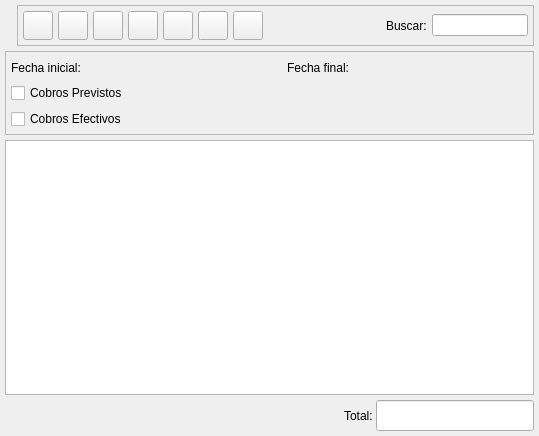
Qt form bulmages/bulmafact/src/cobroslistbase.ui (eboladev/Bulmages-1) before a commit.
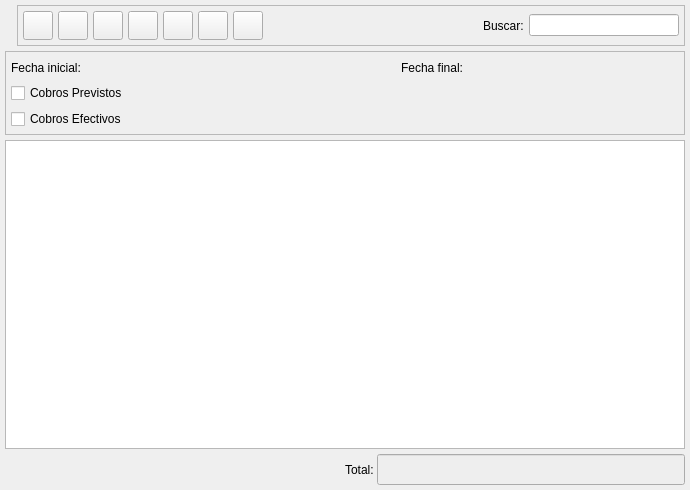
The same form after that commit. Icons and pictures are not drawn. Custom widgets are drawn as their Qt base class.

```diff
--- a/bulmages/bulmafact/src/cobroslistbase.ui
+++ b/bulmages/bulmafact/src/cobroslistbase.ui
@@ -9,8 +9,8 @@
    <rect>
     <x>0</x>
     <y>0</y>
-    <width>539</width>
-    <height>436</height>
+    <width>690</width>
+    <height>490</height>
    </rect>
   </property>
   <property name="windowTitle" >
@@ -235,6 +235,19 @@
           </property>
          </spacer>
         </item>
+        <item>
+         <spacer>
+          <property name="orientation" >
+           <enum>Qt::Horizontal</enum>
+          </property>
+          <property name="sizeHint" >
+           <size>
+            <width>40</width>
+            <height>20</height>
+           </size>
+          </property>
+         </spacer>
+        </item>
         <item>
          <widget class="QLabel" name="textLabel1" >
           <property name="text" >
@@ -243,7 +256,14 @@
          </widget>
         </item>
         <item>
-         <widget class="QLineEdit" name="m_filtro" />
+         <widget class="QLineEdit" name="m_filtro" >
+          <property name="minimumSize" >
+           <size>
+            <width>150</width>
+            <height>0</height>
+           </size>
+          </property>
+         </widget>
         </item>
        </layout>
       </widget>
@@ -271,7 +291,7 @@
          <number>0</number>
         </property>
         <property name="spacing" >
-         <number>3</number>
+         <number>5</number>
         </property>
         <item>
          <widget class="QLabel" name="textLabel1_4" >
@@ -281,7 +301,14 @@
          </widget>
         </item>
         <item>
-         <widget class="BusquedaFecha" native="1" name="m_fechain" />
+         <widget class="BusquedaFecha" native="1" name="m_fechain" >
+          <property name="minimumSize" >
+           <size>
+            <width>150</width>
+            <height>0</height>
+           </size>
+          </property>
+         </widget>
         </item>
         <item>
          <spacer>
@@ -307,7 +334,14 @@
          </widget>
         </item>
         <item>
-         <widget class="BusquedaFecha" native="1" name="m_fechafin" />
+         <widget class="BusquedaFecha" native="1" name="m_fechafin" >
+          <property name="minimumSize" >
+           <size>
+            <width>150</width>
+            <height>0</height>
+           </size>
+          </property>
+         </widget>
         </item>
         <item>
          <spacer>
@@ -333,7 +367,7 @@
          <number>0</number>
         </property>
         <property name="spacing" >
-         <number>6</number>
+         <number>5</number>
         </property>
         <item>
          <layout class="QVBoxLayout" >
@@ -429,6 +463,43 @@
        <property name="enabled" >
         <bool>true</bool>
        </property>
+       <property name="palette" >
+        <palette>
+         <active>
+          <colorrole role="Base" >
+           <brush brushstyle="SolidPattern" >
+            <color alpha="255" >
+             <red>238</red>
+             <green>238</green>
+             <blue>238</blue>
+            </color>
+           </brush>
+          </colorrole>
+         </active>
+         <inactive>
+          <colorrole role="Base" >
+           <brush brushstyle="SolidPattern" >
+            <color alpha="255" >
+             <red>238</red>
+             <green>238</green>
+             <blue>238</blue>
+            </color>
+           </brush>
+          </colorrole>
+         </inactive>
+         <disabled>
+          <colorrole role="Base" >
+           <brush brushstyle="SolidPattern" >
+            <color alpha="255" >
+             <red>255</red>
+             <green>255</green>
+             <blue>255</blue>
+            </color>
+           </brush>
+          </colorrole>
+         </disabled>
+        </palette>
+       </property>
        <property name="font" >
         <font>
          <family>Sans Serif</family>
@@ -443,6 +514,9 @@
        <property name="alignment" >
         <set>Qt::AlignRight</set>
        </property>
+       <property name="readOnly" >
+        <bool>true</bool>
+       </property>
       </widget>
      </item>
     </layout>
```
